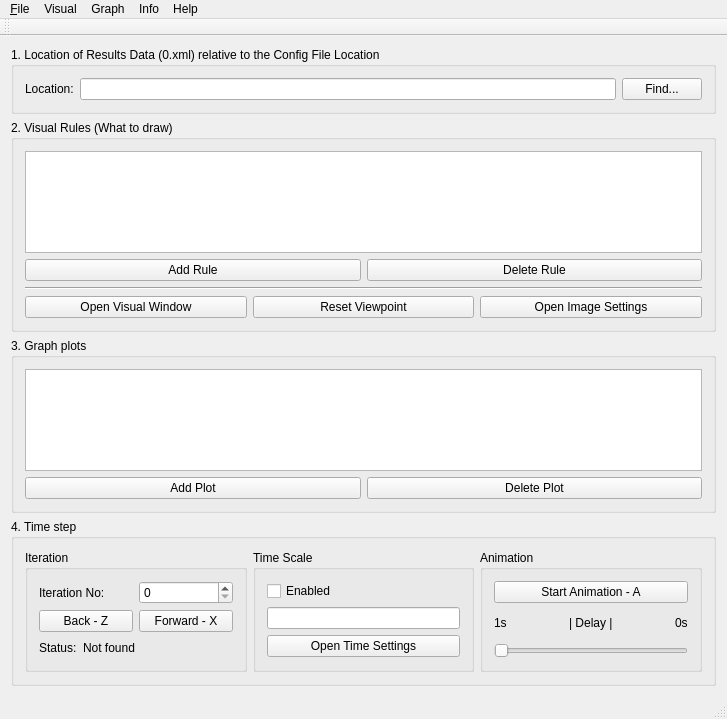
Before: the Qt Designer form mainwindow.ui in FLAME-HPC/flame_visualiser, drawn with Qt 5.
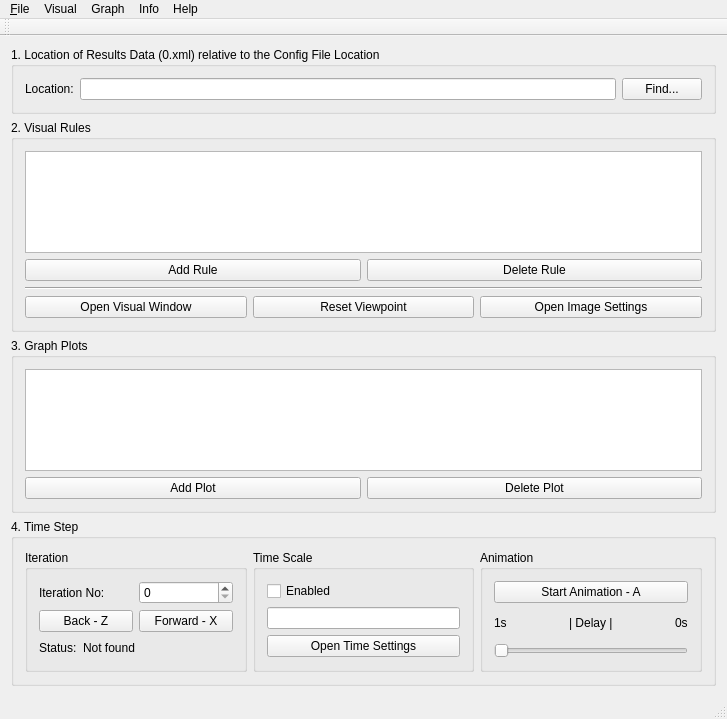
After: the same form once the commit is applied.

Diff of the .ui file:
```diff
--- a/mainwindow.ui
+++ b/mainwindow.ui
@@ -50,7 +50,7 @@
        </sizepolicy>
       </property>
       <property name="title">
-       <string>2. Visual Rules (What to draw)</string>
+       <string>2. Visual Rules</string>
       </property>
       <layout class="QVBoxLayout" name="verticalLayout">
        <item>
@@ -115,7 +115,7 @@
     <item>
      <widget class="QGroupBox" name="groupBox_4">
       <property name="title">
-       <string>3. Graph plots</string>
+       <string>3. Graph Plots</string>
       </property>
       <layout class="QVBoxLayout" name="verticalLayout_3">
        <item>
@@ -145,7 +145,7 @@
     <item>
      <widget class="QGroupBox" name="groupBox_3">
       <property name="title">
-       <string>4. Time step</string>
+       <string>4. Time Step</string>
       </property>
       <layout class="QHBoxLayout" name="horizontalLayout_7">
        <item>
```
